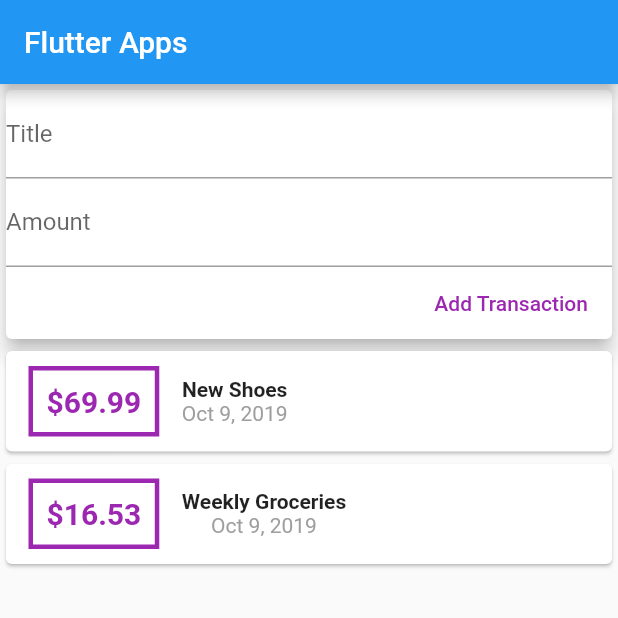
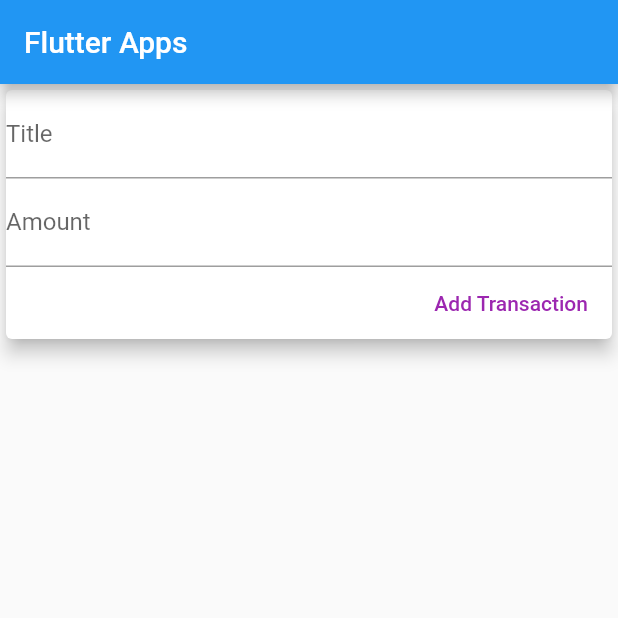
Before and after one commit to sutichaiu24/personalexpense, a Flutter app: the screen it shows after launch, after a tap on "Add Transaction", on a phone screen of 412 x 824 dp, the top half of it. Run offline on Flutter 3.47's test engine with Material 2 defaults, Android fonts, the phone set to English and light mode, and no system bars.

Commit message:
seperate widget

```diff
--- a/lib/main.dart
+++ b/lib/main.dart
@@ -1,7 +1,6 @@
 import 'package:flutter/material.dart';
-import 'package:personalexpense/transaction.dart';
 import 'package:intl/intl.dart';
-import './transaction.dart';
+import './models/transaction.dart';
 
 void main() => runApp(MyApp());
 
@@ -20,19 +19,11 @@ class MyApp extends StatelessWidget {
 }
 
 class MyHomePage extends StatelessWidget {
-  final List<Transaction> transactions = [
-    Transaction(
-      id: 't1',
-      title: 'New Shoes',
-      amount: 69.99,
-      date: DateTime.now(),
-    ),
-    Transaction(
-        id: 't2',
-        title: 'Weekly Groceries',
-        amount: 16.53,
-        date: DateTime.now())
-  ];
+
+  // String titleInput;
+  // String amountInput;
+  final titleController = TextEditingController();
+  final amountController = TextEditingController();
   @override
   Widget build(BuildContext context) {
     return Scaffold(
@@ -49,59 +40,27 @@ class MyHomePage extends StatelessWidget {
             child: Column(
               crossAxisAlignment: CrossAxisAlignment.end,
               children: <Widget>[TextField(
+                controller: titleController,
                 decoration: InputDecoration(labelText: 'Title'),
-                onChanged: (val) {
-                  titleInput = val ;
-                } ,
+                // onChanged: (val) {
+                //   titleInput = val ;
+               // } ,
               ), TextField(
-                decoration: InputDecoration(labelText: 'Amount')
+                controller: amountController,
+                decoration: InputDecoration(labelText: 'Amount'),
+                // onChanged: (val) => amountInput = val,
               ),
               FlatButton(child: Text('Add Transaction',
               ),
               textColor: Colors.purple,
-
-
-              onPressed: (){},)
+              onPressed: (){
+                print (titleController.text);
+                print (amountController.text);
+              },)
               ],
             ),
           ),
-          Column(
-            children: transactions.map((tx) {
-              return Card(
-                child: Row(
-                  children: <Widget>[
-                    Container(
-                      margin:
-                          EdgeInsets.symmetric(vertical: 10, horizontal: 15),
-                      decoration: BoxDecoration(
-                          border: Border.all(
-                        color: Colors.purple,
-                        width: 3,
-                      )),
-                      padding: EdgeInsets.all(9),
-                      child: Text(
-                        '\$${tx.amount}',
-                        style: TextStyle(
-                            fontWeight: FontWeight.bold,
-                            fontSize: 20,
-                            color: Colors.purple),
-                      ),
-                    ),
-                    Column(children: <Widget>[
-                      Text(
-                        tx.title,
-                        style: TextStyle(fontWeight: FontWeight.bold),
-                      ),
-                      Text(
-                        DateFormat.yMMMd().format(tx.date),
-                        style: TextStyle(color: Colors.grey),
-                      )
-                    ]),
-                  ],
-                ),
-              );
-            }).toList(),
-          ),
+
         ],
       ),
     );
```
Also changed, not shown: lib/widgets/transaction_list.dart (added, +64 -0 lines), lib/models/transaction.dart (renamed from lib/transaction.dart).
